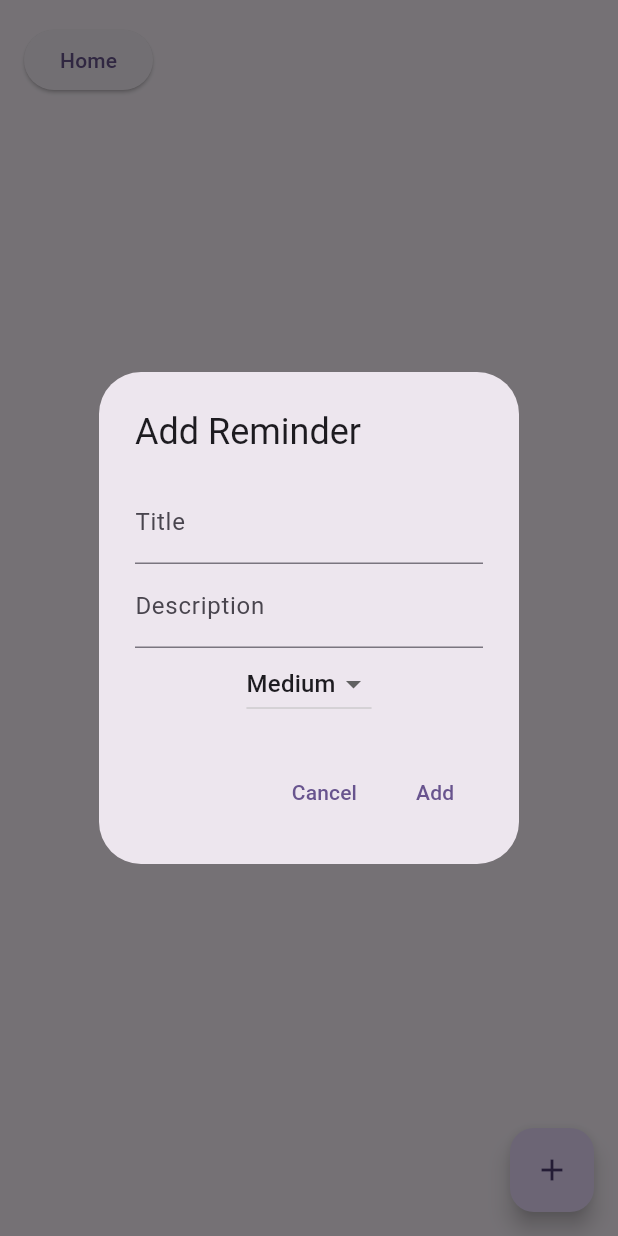
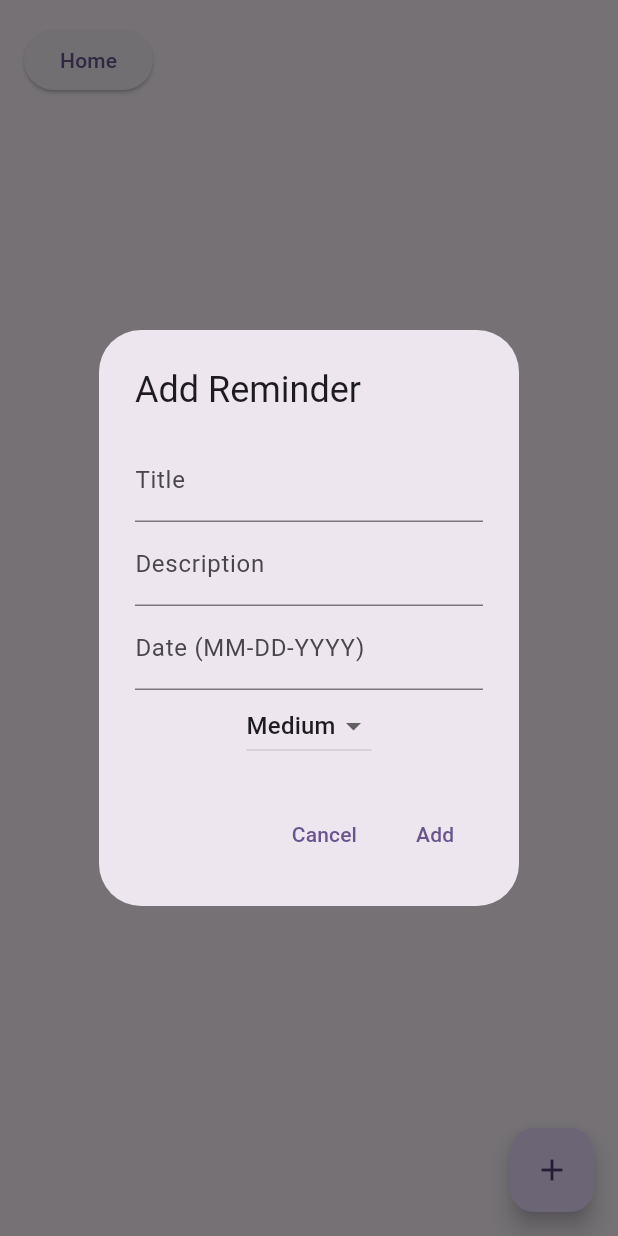
Before and after one commit to Ruhisawant/Pet-Care-App, a Flutter app: the Reminders screen opened directly, after a tap on the "add" icon, on a phone screen of 412 x 824 dp. Run offline on Flutter 3.47's test engine with Material 3 defaults, Android fonts, the phone set to English and light mode, and no system bars.

Commit message:
Finished reminders page

```diff
--- a/lib/reminders.dart
+++ b/lib/reminders.dart
@@ -10,23 +10,22 @@ class Reminders extends StatefulWidget {
 
 class Plan{
   String name;
+  String date;
+  String priority;
   String description;
-  // DateTime date;
-  String priority;
   bool isCompleted;
 
   Plan({
     required this.name,
+    required this.date,
+    required this.priority,
     required this.description,
-    // required this.date,
-    required this.priority,
     required this.isCompleted
   });
 }
 
 class _RemindersState extends State<Reminders> {
   List<Plan> plans = [];
-  // final dateFormat = DateFormat('MM dd, yyyy');
 
   int getPriorityValue(String priority) {
     switch (priority) {
@@ -54,11 +53,11 @@ class _RemindersState extends State<Reminders> {
     }
   }
 
-  createPlan(String name, String description, String priority) {
+  createPlan(String name, String date, String priority, String description) {
     if (name.isEmpty) return;
 
     setState(() {
-      plans.add(Plan(name: name, description: description, priority: priority, isCompleted: false,));
+      plans.add(Plan(name: name, date: date, priority: priority, description: description, isCompleted: false));
       _sortPlansByPriority();
     });
   }
@@ -94,6 +93,7 @@ class _RemindersState extends State<Reminders> {
 
   void showAddReminderDialog(BuildContext context) {
     final nameController = TextEditingController();
+    final dateController = TextEditingController();
     final descriptionController = TextEditingController();
     String selectedPriority = 'Medium';
 
@@ -115,6 +115,10 @@ class _RemindersState extends State<Reminders> {
                     controller: descriptionController,
                     decoration: InputDecoration(labelText: "Description"),
                   ),
+                  TextField(
+                    controller: dateController,
+                    decoration: InputDecoration(labelText: "Date (MM-DD-YYYY)"),
+                  ),
                   DropdownButton<String>(
                     value: selectedPriority,
                     onChanged: (newValue) {
@@ -123,11 +127,11 @@ class _RemindersState extends State<Reminders> {
                       });
                     },
                     items: ['High', 'Medium', 'Low']
-                        .map((priority) => DropdownMenuItem(
-                              value: priority,
-                              child: Text(priority),
-                            ))
-                        .toList(),
+                      .map((priority) => DropdownMenuItem(
+                        value: priority,
+                        child: Text(priority),
+                      ))
+                      .toList(),
                   ),
                 ],
               ),
@@ -138,7 +142,7 @@ class _RemindersState extends State<Reminders> {
                 ),
                 TextButton(
                   onPressed: () {
-                    createPlan(nameController.text, descriptionController.text, selectedPriority);
+                    createPlan(nameController.text, dateController.text, selectedPriority, descriptionController.text);
                     Navigator.pop(context);
                   },
                   child: Text("Add"),
@@ -202,15 +206,15 @@ class _RemindersState extends State<Reminders> {
                             children: [
                               Row(
                                 children: [
-                                  // Text(
-                                  //   'Date: ${plan.date}',
-                                  //   style: TextStyle(
-                                  //     fontSize: 12,
-                                  //     color: Colors.black,
-                                  //     fontWeight: FontWeight.bold,
-                                  //   ),
-                                  // ),
-                                  // SizedBox(width: 10),
+                                  Text(
+                                    'Date: ${plan.date}',
+                                    style: TextStyle(
+                                      fontSize: 12,
+                                      color: Colors.black,
+                                      fontWeight: FontWeight.bold,
+                                    ),
+                                  ),
+                                  SizedBox(width: 10),
                                   Text(
                                     'Priority: ${plan.priority}',
                                     style: TextStyle(
@@ -228,7 +232,7 @@ class _RemindersState extends State<Reminders> {
                           trailing: IconButton(
                             icon: Icon(
                               Icons.delete,
-                              color: Colors.grey,
+                              color: Colors.red.shade300,
                             ),
                             onPressed: () => deletePlan(plan),
                           ),
```
